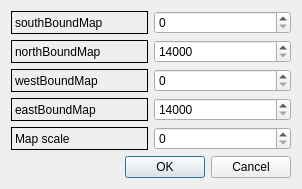
This is LTEsimGeneratorGUI/Ui/DataForms/maprangeform.ui in moniss23/junit4 as Qt 5 draws it before an edit. The edited form follows.
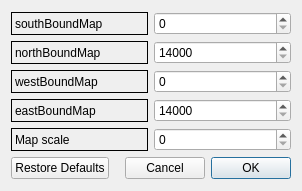
This is the edited form.

Commit message: Change Buttons direction + added Restore Def. in map range window

Patch:
```diff
--- a/LTEsimGeneratorGUI/Ui/DataForms/maprangeform.ui
+++ b/LTEsimGeneratorGUI/Ui/DataForms/maprangeform.ui
@@ -7,7 +7,7 @@
     <x>0</x>
     <y>0</y>
     <width>302</width>
-    <height>187</height>
+    <height>191</height>
    </rect>
   </property>
   <property name="windowTitle">
@@ -168,11 +168,44 @@
       </layout>
      </item>
      <item>
+      <layout class="QHBoxLayout" name="horizontalLayout_3">
+       <item>
+        <widget class="QPushButton" name="RestoreDefaultsButton">
+         <property name="text">
+          <string>Restore Defaults</string>
+         </property>
+        </widget>
+       </item>
+       <item>
+        <spacer name="horizontalSpacer">
+         <property name="orientation">
+          <enum>Qt::Horizontal</enum>
+         </property>
+         <property name="sizeHint" stdset="0">
+          <size>
+           <width>40</width>
+           <height>20</height>
+          </size>
+         </property>
+        </spacer>
+       </item>
+       <item>
       <widget class="QDialogButtonBox" name="buttonBox">
+         <property name="sizePolicy">
+          <sizepolicy hsizetype="Fixed" vsizetype="Fixed">
+           <horstretch>0</horstretch>
+           <verstretch>0</verstretch>
+          </sizepolicy>
+         </property>
+         <property name="layoutDirection">
+          <enum>Qt::RightToLeft</enum>
+         </property>
        <property name="standardButtons">
         <set>QDialogButtonBox::Cancel|QDialogButtonBox::Ok</set>
        </property>
       </widget>
+       </item>
+      </layout>
      </item>
     </layout>
    </item>
```
Lines whose indentation alone changed are shown as unchanged. The commit also changes 5 other files.
